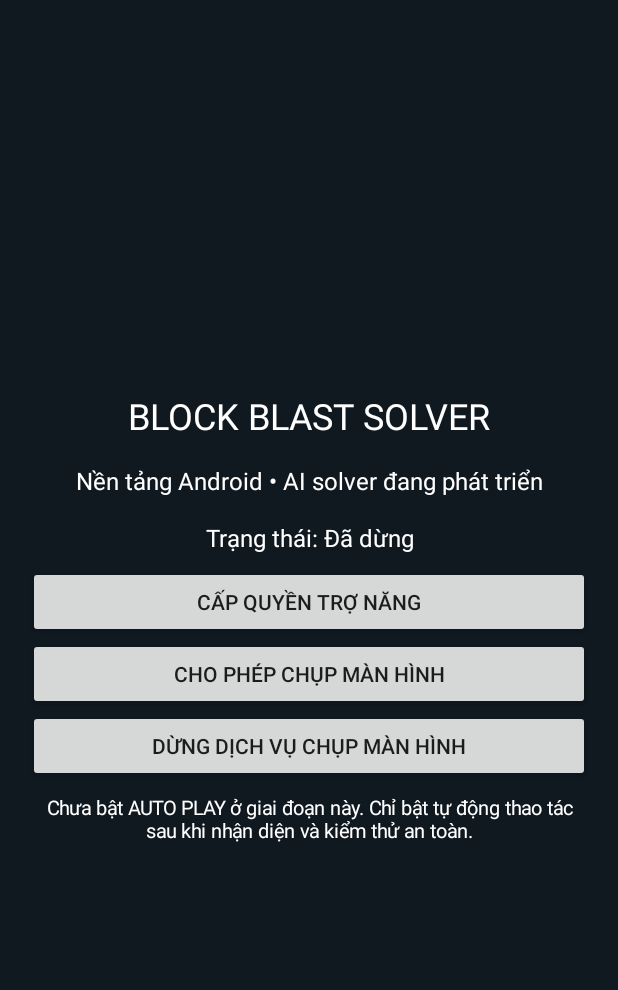
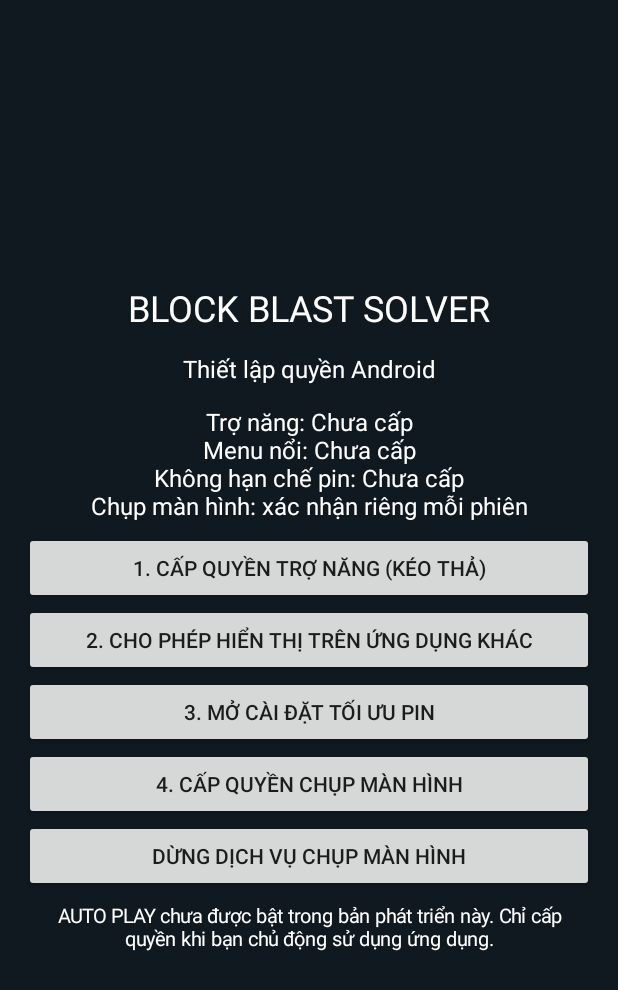
Before and after one commit to Thuonegame/-BlockBlast-Solver, an Android app: the screen it shows after launch (MainActivity), after a tap on "DỪNG DỊCH VỤ CHỤP MÀN HÌNH", on a phone screen of 412 x 824 dp. Shown: the top 990 px of the screen. Run offline under Robolectric (Android 15) with nearby library versions, the phone set to English and light mode, and no system bars.

Commit message:
feat: add Android permission setup and status screen

```diff
--- a/app/src/main/java/com/thuonegame/blockblast/MainActivity.kt
+++ b/app/src/main/java/com/thuonegame/blockblast/MainActivity.kt
@@ -1,10 +1,15 @@
 package com.thuonegame.blockblast
 
+import android.Manifest
 import android.app.Activity
 import android.content.Context
 import android.content.Intent
+import android.content.pm.PackageManager
 import android.media.projection.MediaProjectionManager
+import android.net.Uri
+import android.os.Build
 import android.os.Bundle
+import android.os.PowerManager
 import android.provider.Settings
 import android.view.Gravity
 import android.widget.Button
@@ -16,29 +21,36 @@ import com.thuonegame.blockblast.capture.ScreenCaptureService
 class MainActivity : Activity() {
     private lateinit var status: TextView
     private val captureRequest = 4102
-
     override fun onCreate(savedInstanceState: Bundle?) {
         super.onCreate(savedInstanceState)
         val root = LinearLayout(this).apply {
             orientation = LinearLayout.VERTICAL
             gravity = Gravity.CENTER
-            setPadding(28, 36, 28, 36)
+            setPadding(24, 28, 24, 28)
             setBackgroundColor(0xFF101820.toInt())
         }
         fun label(value: String, size: Float = 16f) = TextView(this).apply {
             text = value; textSize = size; setTextColor(0xFFFFFFFF.toInt())
-            gravity = Gravity.CENTER; setPadding(8, 12, 8, 12)
+            gravity = Gravity.CENTER; setPadding(8, 10, 8, 10)
         }
         root.addView(label("BLOCK BLAST SOLVER", 24f))
-        root.addView(label("Nền tảng Android • AI solver đang phát triển"))
-        status = label("Trạng thái: Chưa cấp quyền chụp màn hình")
+        root.addView(label("Thiết lập quyền Android"))
+        status = label("")
         root.addView(status)
         root.addView(Button(this).apply {
-            text = "Cấp quyền trợ năng"
+            text = "1. Cấp quyền trợ năng (kéo thả)"
             setOnClickListener { startActivity(Intent(Settings.ACTION_ACCESSIBILITY_SETTINGS)) }
         })
         root.addView(Button(this).apply {
-            text = "Cho phép chụp màn hình"
+            text = "2. Cho phép hiển thị trên ứng dụng khác"
+            setOnClickListener { if (Build.VERSION.SDK_INT >= 23) startActivity(Intent(Settings.ACTION_MANAGE_OVERLAY_PERMISSION, Uri.parse("package:" + packageName))) }
+        })
+        root.addView(Button(this).apply {
+            text = "3. Mở cài đặt tối ưu pin"
+            setOnClickListener { openBatterySettings() }
+        })
+        root.addView(Button(this).apply {
+            text = "4. Cấp quyền chụp màn hình"
             setOnClickListener {
                 val manager = getSystemService(Context.MEDIA_PROJECTION_SERVICE) as MediaProjectionManager
                 startActivityForResult(manager.createScreenCaptureIntent(), captureRequest)
@@ -46,15 +58,34 @@ class MainActivity : Activity() {
         })
         root.addView(Button(this).apply {
             text = "Dừng dịch vụ chụp màn hình"
-            setOnClickListener {
-                stopService(Intent(this@MainActivity, ScreenCaptureService::class.java))
-                status.text = "Trạng thái: Đã dừng"
-            }
+            setOnClickListener { stopService(Intent(this@MainActivity, ScreenCaptureService::class.java)); refreshStatus() }
         })
-        root.addView(label("Chưa bật AUTO PLAY ở giai đoạn này. Chỉ bật tự động thao tác sau khi nhận diện và kiểm thử an toàn.", 13f))
+        root.addView(label("AUTO PLAY chưa được bật trong bản phát triển này. Chỉ cấp quyền khi bạn chủ động sử dụng ứng dụng.", 13f))
         setContentView(root)
+        refreshStatus()
     }
 
+    override fun onResume() { super.onResume(); if (::status.isInitialized) refreshStatus() }
+
+    private fun refreshStatus() {
+        val enabled = Settings.Secure.getString(contentResolver, Settings.Secure.ENABLED_ACCESSIBILITY_SERVICES) ?: ""
+        val expected = packageName + "/" + com.thuonegame.blockblast.access.GameAccessibilityService::class.java.name
+        val accessibility = enabled.split(':').any { it.equals(expected, true) }
+        val overlay = Build.VERSION.SDK_INT < 23 || Settings.canDrawOverlays(this)
+        val battery = (getSystemService(Context.POWER_SERVICE) as PowerManager).isIgnoringBatteryOptimizations(packageName)
+        status.text = "Trợ năng: " + mark(accessibility) + "\nMenu nổi: " + mark(overlay) + "\nKhông hạn chế pin: " + mark(battery) + "\nChụp màn hình: xác nhận riêng mỗi phiên"
+    }
+    private fun mark(ok: Boolean) = if (ok) "Đã cấp" else "Chưa cấp"
+    private fun openBatterySettings() {
+        if (Build.VERSION.SDK_INT >= 23) {
+            val request = Intent(Settings.ACTION_REQUEST_IGNORE_BATTERY_OPTIMIZATIONS, Uri.parse("package:" + packageName))
+            try { startActivity(request) } catch (_: Exception) { startActivity(Intent(Settings.ACTION_IGNORE_BATTERY_OPTIMIZATION_SETTINGS)) }
+        }
+    }
+    private fun requestNotificationPermission() {
+        if (Build.VERSION.SDK_INT >= 33 && checkSelfPermission(Manifest.permission.POST_NOTIFICATIONS) != PackageManager.PERMISSION_GRANTED)
+            requestPermissions(arrayOf(Manifest.permission.POST_NOTIFICATIONS), 4103)
+    }
     @Deprecated("Deprecated Android callback retained for compatibility")
     override fun onActivityResult(requestCode: Int, resultCode: Int, data: Intent?) {
         super.onActivityResult(requestCode, resultCode, data)
@@ -64,7 +95,7 @@ class MainActivity : Activity() {
                 putExtra(ScreenCaptureService.EXTRA_DATA, data)
             }
             ContextCompat.startForegroundService(this, serviceIntent)
-            status.text = "Trạng thái: Đã cấp quyền chụp màn hình"
+            refreshStatus()
         }
     }
 }
```
